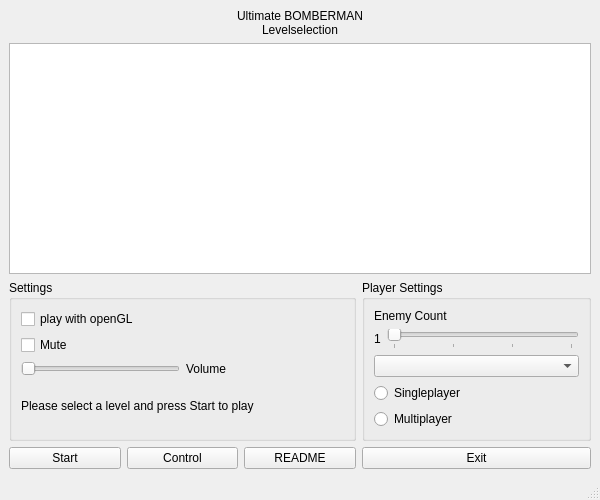
This is main/gui/startwindow.ui in benediktibk/bomberman as Qt 5 draws it before an edit. The edited form follows.
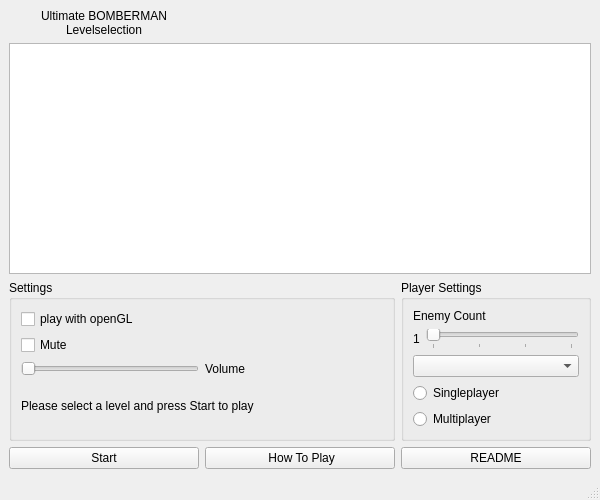
This is the edited form.

Commit message: removed exit button

```diff
--- a/main/gui/startwindow.ui
+++ b/main/gui/startwindow.ui
@@ -21,21 +21,18 @@
   </property>
   <widget class="QWidget" name="centralwidget">
    <layout class="QGridLayout" name="gridLayout">
-    <item row="5" column="1">
-     <widget class="QPushButton" name="controlButton">
+    <item row="0" column="0">
+     <widget class="QLabel" name="levelselectionLabel">
       <property name="text">
-       <string>Control</string>
+       <string>Ultimate BOMBERMAN
+Levelselection</string>
       </property>
-     </widget>
-    </item>
-    <item row="5" column="2">
-     <widget class="QPushButton" name="readMeButton">
-      <property name="text">
-       <string>README</string>
+      <property name="alignment">
+       <set>Qt::AlignCenter</set>
       </property>
      </widget>
     </item>
-    <item row="1" column="0" colspan="5">
+    <item row="1" column="0" colspan="3">
      <widget class="QTableView" name="levelTableView">
       <property name="minimumSize">
        <size>
@@ -72,14 +69,63 @@
       </attribute>
      </widget>
     </item>
-    <item row="5" column="0">
-     <widget class="QPushButton" name="startButton">
-      <property name="text">
-       <string>Start</string>
+    <item row="2" column="0" colspan="2">
+     <widget class="QGroupBox" name="settingsGroupBox">
+      <property name="enabled">
+       <bool>true</bool>
       </property>
+      <property name="title">
+       <string>Settings</string>
+      </property>
+      <layout class="QGridLayout" name="gridLayout_2">
+       <item row="0" column="0">
+        <widget class="QCheckBox" name="openGlCheckBox">
+         <property name="text">
+          <string>play with openGL</string>
+         </property>
+        </widget>
+       </item>
+       <item row="1" column="0">
+        <widget class="QCheckBox" name="muteCheckBox">
+         <property name="text">
+          <string>Mute</string>
+         </property>
+        </widget>
+       </item>
+       <item row="2" column="0">
+        <widget class="QSlider" name="volumeHorizontalSlider">
+         <property name="sizePolicy">
+          <sizepolicy hsizetype="Preferred" vsizetype="Fixed">
+           <horstretch>0</horstretch>
+           <verstretch>0</verstretch>
+          </sizepolicy>
+         </property>
+         <property name="orientation">
+          <enum>Qt::Horizontal</enum>
+         </property>
+         <property name="tickPosition">
+          <enum>QSlider::NoTicks</enum>
+         </property>
+        </widget>
+       </item>
+       <item row="2" column="1">
+        <widget class="QLabel" name="volumeLabel">
+         <property name="text">
+          <string>Volume</string>
+         </property>
+        </widget>
+       </item>
+       <item row="3" column="0" colspan="2">
+        <widget class="QLabel" name="infoLabel">
+         <property name="text">
+          <string>Please select a level and press Start to play</string>
+         </property>
+        </widget>
+       </item>
+      </layout>
      </widget>
     </item>
-    <item row="4" column="3" colspan="2">
+    <item row="2" column="2">
      <widget class="QGroupBox" name="playerGroupBox">
       <property name="title">
        <string>Player Settings</string>
@@ -156,77 +202,24 @@
       </layout>
      </widget>
     </item>
-    <item row="0" column="0" colspan="5">
-     <widget class="QLabel" name="levelselectionLabel">
+    <item row="3" column="0">
+     <widget class="QPushButton" name="startButton">
       <property name="text">
-       <string>Ultimate BOMBERMAN
-Levelselection</string>
+       <string>Start</string>
       </property>
-      <property name="alignment">
-       <set>Qt::AlignCenter</set>
-      </property>
      </widget>
     </item>
-    <item row="4" column="0" colspan="3">
-     <widget class="QGroupBox" name="settingsGroupBox">
-      <property name="enabled">
-       <bool>true</bool>
+    <item row="3" column="1">
+     <widget class="QPushButton" name="controlButton">
+      <property name="text">
+       <string> How To Play</string>
       </property>
-      <property name="title">
-       <string>Settings</string>
-      </property>
-      <layout class="QGridLayout" name="gridLayout_2">
-       <item row="0" column="0">
-        <widget class="QCheckBox" name="openGlCheckBox">
-         <property name="text">
-          <string>play with openGL</string>
-         </property>
-        </widget>
-       </item>
-       <item row="1" column="0">
-        <widget class="QCheckBox" name="muteCheckBox">
-         <property name="text">
-          <string>Mute</string>
-         </property>
-        </widget>
-       </item>
-       <item row="2" column="0">
-        <widget class="QSlider" name="volumeHorizontalSlider">
-         <property name="sizePolicy">
-          <sizepolicy hsizetype="Preferred" vsizetype="Fixed">
-           <horstretch>0</horstretch>
-           <verstretch>0</verstretch>
-          </sizepolicy>
-         </property>
-         <property name="orientation">
-          <enum>Qt::Horizontal</enum>
-         </property>
-         <property name="tickPosition">
-          <enum>QSlider::NoTicks</enum>
-         </property>
-        </widget>
-       </item>
-       <item row="2" column="1">
-        <widget class="QLabel" name="volumeLabel">
-         <property name="text">
-          <string>Volume</string>
-         </property>
-        </widget>
-       </item>
-       <item row="3" column="0" colspan="2">
-        <widget class="QLabel" name="infoLabel">
-         <property name="text">
-          <string>Please select a level and press Start to play</string>
-         </property>
-        </widget>
-       </item>
-      </layout>
      </widget>
     </item>
-    <item row="5" column="3" colspan="2">
-     <widget class="QPushButton" name="exitButton">
+    <item row="3" column="2">
+     <widget class="QPushButton" name="readMeButton">
       <property name="text">
-       <string>Exit</string>
+       <string>README</string>
       </property>
      </widget>
     </item>
```
The commit also changes 3 other files.
